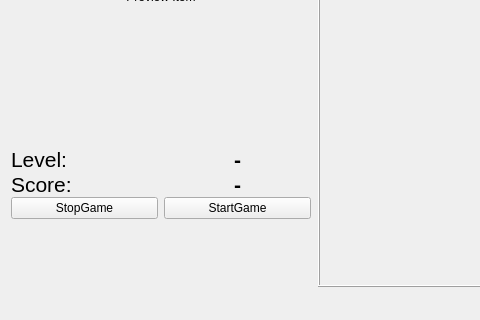
This is ui/mainwindow.ui in fanuware/tetris as Qt 5 draws it before an edit; both pictures show x 0 to 480 and y 183 to 503 of the 690 by 503 pixel window. The edited form follows.
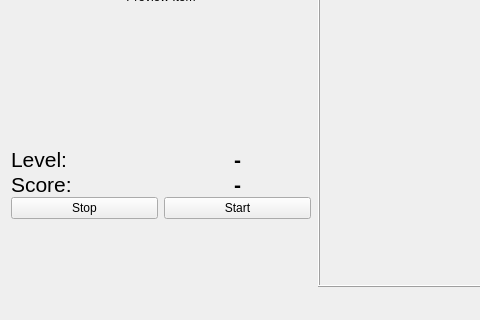
This is the edited form. Custom widgets are drawn as their Qt base class.

Commit message: Rename start/stop buttons

```diff
--- a/ui/mainwindow.ui
+++ b/ui/mainwindow.ui
@@ -119,14 +119,14 @@
         <item>
          <widget class="QPushButton" name="btnStopGame">
           <property name="text">
-           <string>StopGame</string>
+           <string>Stop</string>
           </property>
          </widget>
         </item>
         <item>
          <widget class="QPushButton" name="btnStartGame">
           <property name="text">
-           <string>StartGame</string>
+           <string>Start</string>
           </property>
          </widget>
         </item>
```
